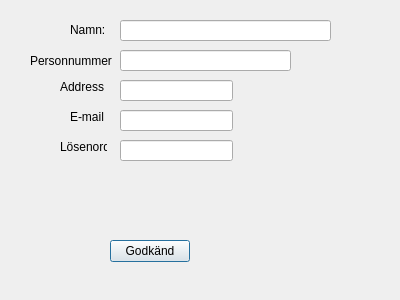
Old version of the form newuser.ui in the repository adinaknutsson/BookingSystem.
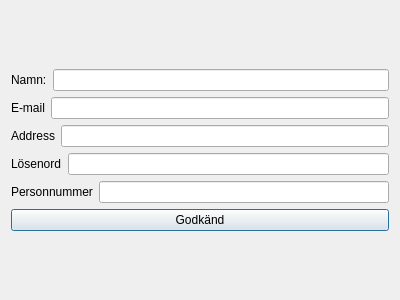
New version of the form.

```diff
--- a/newuser.ui
+++ b/newuser.ui
@@ -13,134 +13,93 @@
   <property name="windowTitle">
    <string>Dialog</string>
   </property>
-  <widget class="QLabel" name="label">
-   <property name="geometry">
-    <rect>
-     <x>70</x>
-     <y>20</y>
-     <width>51</width>
-     <height>20</height>
-    </rect>
-   </property>
-   <property name="text">
-    <string>Namn:</string>
-   </property>
-  </widget>
-  <widget class="QLineEdit" name="name">
-   <property name="geometry">
-    <rect>
-     <x>120</x>
-     <y>20</y>
-     <width>211</width>
-     <height>21</height>
-    </rect>
-   </property>
-  </widget>
-  <widget class="QLabel" name="label_2">
-   <property name="geometry">
-    <rect>
-     <x>30</x>
-     <y>50</y>
-     <width>91</width>
-     <height>21</height>
-    </rect>
-   </property>
-   <property name="text">
-    <string>Personnummer</string>
-   </property>
-  </widget>
-  <widget class="QLineEdit" name="personNr">
-   <property name="geometry">
-    <rect>
-     <x>120</x>
-     <y>50</y>
-     <width>171</width>
-     <height>21</height>
-    </rect>
-   </property>
-  </widget>
-  <widget class="QLineEdit" name="address">
-   <property name="geometry">
-    <rect>
-     <x>120</x>
-     <y>80</y>
-     <width>113</width>
-     <height>21</height>
-    </rect>
-   </property>
-  </widget>
-  <widget class="QLineEdit" name="email">
-   <property name="geometry">
-    <rect>
-     <x>120</x>
-     <y>110</y>
-     <width>113</width>
-     <height>21</height>
-    </rect>
-   </property>
-  </widget>
-  <widget class="QLabel" name="label_3">
-   <property name="geometry">
-    <rect>
-     <x>60</x>
-     <y>80</y>
-     <width>47</width>
-     <height>14</height>
-    </rect>
-   </property>
-   <property name="text">
-    <string>Address</string>
-   </property>
-  </widget>
-  <widget class="QLabel" name="label_4">
-   <property name="geometry">
-    <rect>
-     <x>70</x>
-     <y>110</y>
-     <width>47</width>
-     <height>14</height>
-    </rect>
-   </property>
-   <property name="text">
-    <string>E-mail</string>
-   </property>
-  </widget>
-  <widget class="QLabel" name="label_5">
-   <property name="geometry">
-    <rect>
-     <x>60</x>
-     <y>140</y>
-     <width>47</width>
-     <height>14</height>
-    </rect>
-   </property>
-   <property name="text">
-    <string>Lösenord</string>
-   </property>
-  </widget>
-  <widget class="QLineEdit" name="password">
-   <property name="geometry">
-    <rect>
-     <x>120</x>
-     <y>140</y>
-     <width>113</width>
-     <height>21</height>
-    </rect>
-   </property>
-  </widget>
-  <widget class="QPushButton" name="pushButton">
-   <property name="geometry">
-    <rect>
-     <x>110</x>
-     <y>240</y>
-     <width>80</width>
-     <height>22</height>
-    </rect>
-   </property>
-   <property name="text">
-    <string>Godkänd</string>
-   </property>
-  </widget>
+  <layout class="QVBoxLayout" name="verticalLayout_3">
+   <item>
+    <layout class="QVBoxLayout" name="verticalLayout_2">
+     <item>
+      <layout class="QVBoxLayout" name="verticalLayout">
+       <item>
+        <layout class="QHBoxLayout" name="horizontalLayout_4">
+         <item>
+          <widget class="QLabel" name="label">
+           <property name="text">
+            <string>Namn:</string>
+           </property>
+          </widget>
+         </item>
+         <item>
+          <widget class="QLineEdit" name="name"/>
+         </item>
+        </layout>
+       </item>
+       <item>
+        <layout class="QHBoxLayout" name="horizontalLayout">
+         <item>
+          <widget class="QLabel" name="label_4">
+           <property name="text">
+            <string>E-mail</string>
+           </property>
+          </widget>
+         </item>
+         <item>
+          <widget class="QLineEdit" name="email"/>
+         </item>
+        </layout>
+       </item>
+       <item>
+        <layout class="QHBoxLayout" name="horizontalLayout_3">
+         <item>
+          <widget class="QLabel" name="label_3">
+           <property name="text">
+            <string>Address</string>
+           </property>
+          </widget>
+         </item>
+         <item>
+          <widget class="QLineEdit" name="address"/>
+         </item>
+        </layout>
+       </item>
+       <item>
+        <layout class="QHBoxLayout" name="horizontalLayout_5">
+         <item>
+          <widget class="QLabel" name="label_5">
+           <property name="text">
+            <string>Lösenord</string>
+           </property>
+          </widget>
+         </item>
+         <item>
+          <widget class="QLineEdit" name="password"/>
+         </item>
+        </layout>
+       </item>
+       <item>
+        <layout class="QHBoxLayout" name="horizontalLayout_2">
+         <item>
+          <widget class="QLabel" name="label_2">
+           <property name="text">
+            <string>Personnummer</string>
+           </property>
+          </widget>
+         </item>
+         <item>
+          <widget class="QLineEdit" name="personNr"/>
+         </item>
+        </layout>
+       </item>
+      </layout>
+     </item>
+     <item>
+      <widget class="QPushButton" name="agree">
+       <property name="text">
+        <string>Godkänd</string>
+       </property>
+      </widget>
+     </item>
+    </layout>
+   </item>
+  </layout>
  </widget>
  <resources/>
  <connections/>
```
